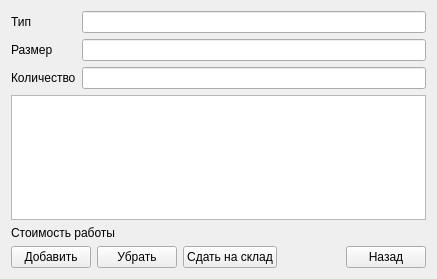
This is stockinforma.ui in Lelius/protyazhka as Qt 5 draws it before an edit. The edited form follows.
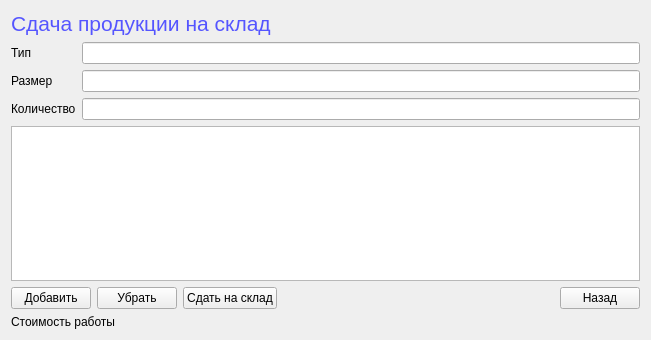
This is the edited form.

Patch:
```diff
--- a/stockinforma.ui
+++ b/stockinforma.ui
@@ -6,8 +6,8 @@
    <rect>
     <x>0</x>
     <y>0</y>
-    <width>437</width>
-    <height>279</height>
+    <width>651</width>
+    <height>340</height>
    </rect>
   </property>
   <property name="sizePolicy">
@@ -19,19 +19,52 @@
   <property name="windowTitle">
    <string>Form</string>
   </property>
+  <layout class="QGridLayout" name="gridLayout_4">
+   <item row="0" column="0">
   <layout class="QGridLayout" name="gridLayout_3">
+     <item row="0" column="0">
+      <widget class="QLabel" name="labelInStockTopText">
+       <property name="text">
+        <string>&lt;html&gt;&lt;head/&gt;&lt;body&gt;&lt;p&gt;&lt;span style=&quot; font-size:16pt; color:#5555ff;&quot;&gt;Сдача продукции на склад&lt;/span&gt;&lt;/p&gt;&lt;/body&gt;&lt;/html&gt;</string>
+       </property>
+      </widget>
+     </item>
+     <item row="1" column="0">
+      <layout class="QGridLayout" name="gridLayout_2">
+       <item row="2" column="0">
+        <widget class="QLabel" name="labelInNumber">
+         <property name="text">
+          <string>Количество</string>
+         </property>
+        </widget>
+       </item>
+       <item row="0" column="0">
+        <widget class="QLabel" name="labelInType">
+         <property name="text">
+          <string>Тип</string>
+         </property>
+        </widget>
+       </item>
+       <item row="1" column="1">
+        <widget class="QLineEdit" name="lineEditInSize"/>
+       </item>
+       <item row="2" column="1">
+        <widget class="QLineEdit" name="lineEditInNumber"/>
+       </item>
    <item row="0" column="1">
-    <spacer name="horizontalSpacer_3">
-     <property name="orientation">
-      <enum>Qt::Horizontal</enum>
-     </property>
-     <property name="sizeHint" stdset="0">
-      <size>
-       <width>40</width>
-       <height>20</height>
-      </size>
-     </property>
-    </spacer>
+        <widget class="QLineEdit" name="lineEditInType"/>
+       </item>
+       <item row="1" column="0">
+        <widget class="QLabel" name="labelInSize">
+         <property name="text">
+          <string>Размер</string>
+         </property>
+        </widget>
+       </item>
+      </layout>
+     </item>
+     <item row="2" column="0">
+      <widget class="QTableView" name="tableViewInStock"/>
    </item>
    <item row="3" column="0">
     <layout class="QGridLayout" name="gridLayout">
@@ -78,49 +111,14 @@
      </item>
     </layout>
    </item>
-   <item row="0" column="0">
-    <layout class="QGridLayout" name="gridLayout_2">
-     <item row="1" column="0">
-      <widget class="QLabel" name="labelInSize">
-       <property name="text">
-        <string>Размер</string>
-       </property>
-      </widget>
-     </item>
-     <item row="1" column="1">
-      <widget class="QLineEdit" name="lineEditInSize"/>
-     </item>
-     <item row="2" column="1">
-      <widget class="QLineEdit" name="lineEditInNumber"/>
-     </item>
-     <item row="0" column="1">
-      <widget class="QLineEdit" name="lineEditInType"/>
-     </item>
-     <item row="2" column="0">
-      <widget class="QLabel" name="labelInNumber">
-       <property name="text">
-        <string>Количество</string>
-       </property>
-      </widget>
-     </item>
-     <item row="0" column="0">
-      <widget class="QLabel" name="labelInType">
-       <property name="text">
-        <string>Тип</string>
-       </property>
-      </widget>
-     </item>
-    </layout>
-   </item>
-   <item row="2" column="0">
+     <item row="4" column="0">
     <widget class="QLabel" name="labelTextCostOfWork">
      <property name="text">
       <string>Стоимость работы</string>
      </property>
     </widget>
    </item>
-   <item row="1" column="0">
-    <widget class="QTableView" name="tableViewInStock"/>
+    </layout>
    </item>
   </layout>
  </widget>
```
Lines whose indentation alone changed are shown as unchanged.
